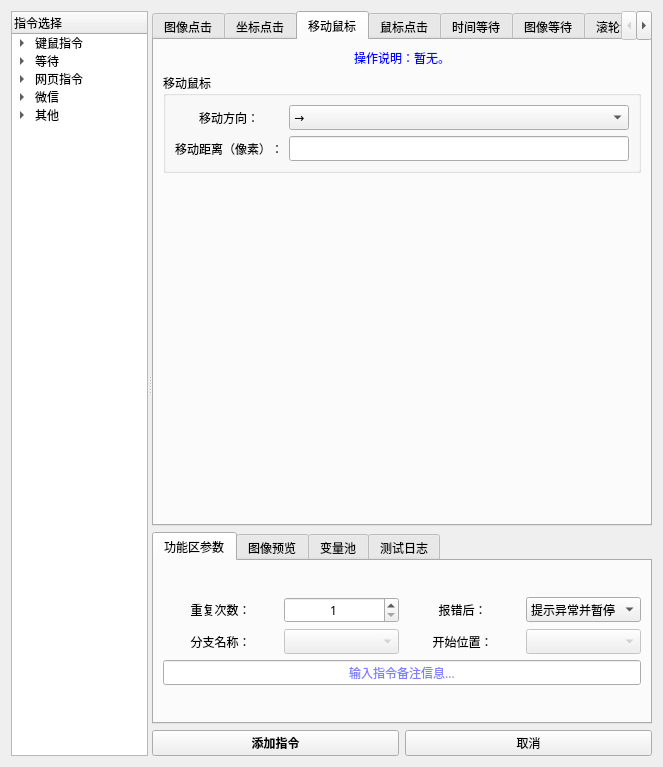
Above: 窗体/navigation.ui from FsterThanLight/automatic_clicker_2 before the change. Below: the same form after it.
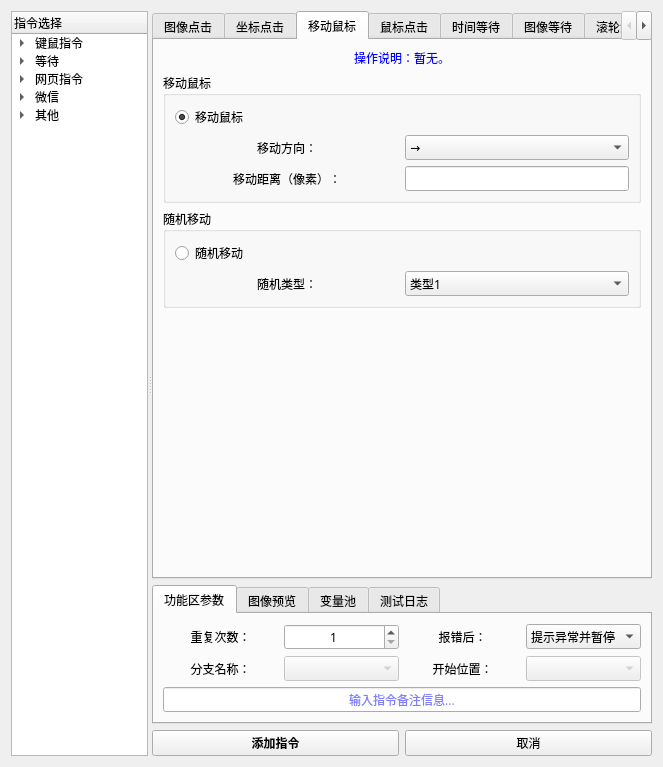
That is the form after the change. The open tabs and pages were chosen to show the change. Icons and pictures are not drawn.

Commit message: 2024年02月17日 23:48:03 随机移动鼠标

Diff of the .ui file:
```diff
--- a/窗体/navigation.ui
+++ b/窗体/navigation.ui
@@ -896,7 +896,7 @@
           <attribute name="title">
            <string>移动鼠标</string>
           </attribute>
-          <layout class="QVBoxLayout" name="verticalLayout_59">
+          <layout class="QVBoxLayout" name="verticalLayout_62">
            <item>
             <widget class="QLabel" name="label_31">
              <property name="sizePolicy">
@@ -1023,11 +1023,33 @@
              </property>
              <layout class="QVBoxLayout" name="verticalLayout_4">
               <item>
-               <layout class="QGridLayout" name="gridLayout_3">
-                <item row="0" column="0">
-                 <widget class="QLabel" name="label_12">
+               <widget class="QRadioButton" name="radioButton_19">
+                <property name="text">
+                 <string>移动鼠标</string>
+                </property>
+                <property name="checkable">
+                 <bool>true</bool>
+                </property>
+                <property name="checked">
+                 <bool>true</bool>
+                </property>
+                <property name="autoRepeat">
+                 <bool>true</bool>
+                </property>
+                <property name="autoExclusive">
+                 <bool>true</bool>
+                </property>
+               </widget>
+              </item>
+              <item>
+               <layout class="QGridLayout" name="gridLayout_3" columnstretch="1,1">
+                <item row="1" column="1">
+                 <widget class="QLineEdit" name="lineEdit"/>
+                </item>
+                <item row="1" column="0">
+                 <widget class="QLabel" name="label_13">
                   <property name="text">
-                   <string>移动方向：</string>
+                   <string>移动距离（像素）：</string>
                   </property>
                   <property name="alignment">
                    <set>Qt::AlignCenter</set>
@@ -1058,18 +1080,65 @@
                   </item>
                  </widget>
                 </item>
-                <item row="1" column="0">
-                 <widget class="QLabel" name="label_13">
+                <item row="0" column="0">
+                 <widget class="QLabel" name="label_12">
                   <property name="text">
-                   <string>移动距离（像素）：</string>
+                   <string>移动方向：</string>
                   </property>
                   <property name="alignment">
                    <set>Qt::AlignCenter</set>
                   </property>
                  </widget>
                 </item>
-                <item row="1" column="1">
-                 <widget class="QLineEdit" name="lineEdit"/>
+               </layout>
+              </item>
+             </layout>
+            </widget>
+           </item>
+           <item>
+            <widget class="QGroupBox" name="groupBox_30">
+             <property name="title">
+              <string>随机移动</string>
+             </property>
+             <layout class="QVBoxLayout" name="verticalLayout_59">
+              <item>
+               <widget class="QRadioButton" name="radioButton_ran">
+                <property name="text">
+                 <string>随机移动</string>
+                </property>
+                <property name="checkable">
+                 <bool>true</bool>
+                </property>
+                <property name="checked">
+                 <bool>false</bool>
+                </property>
+               </widget>
+              </item>
+              <item>
+               <layout class="QGridLayout" name="gridLayout_35" columnstretch="1,1">
+                <item row="0" column="1">
+                 <widget class="QComboBox" name="comboBox_16">
+                  <item>
+                   <property name="text">
+                    <string>类型1</string>
+                   </property>
+                  </item>
+                  <item>
+                   <property name="text">
+                    <string>类型2</string>
+                   </property>
+                  </item>
+                 </widget>
+                </item>
+                <item row="0" column="0">
+                 <widget class="QLabel" name="label_102">
+                  <property name="text">
+                   <string>随机类型：</string>
+                  </property>
+                  <property name="alignment">
+                   <set>Qt::AlignCenter</set>
+                  </property>
+                 </widget>
                 </item>
                </layout>
               </item>
```
Left out of the diff: 58 changed lines with no effect on the pictures. The commit also changes 7 other files.
